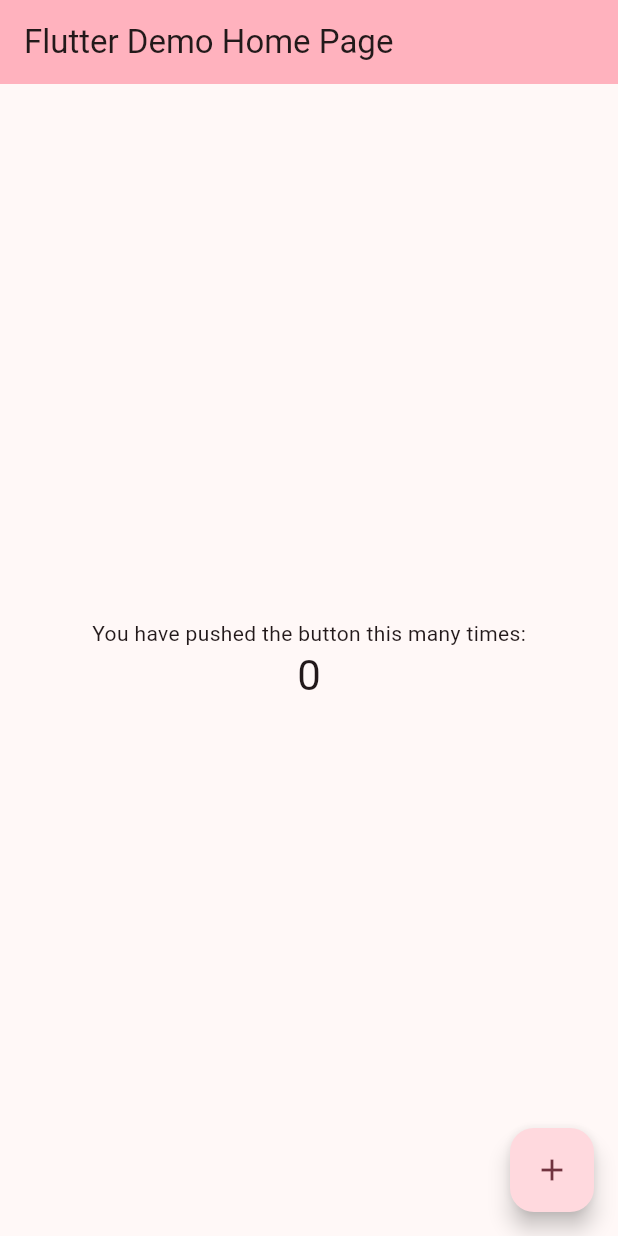
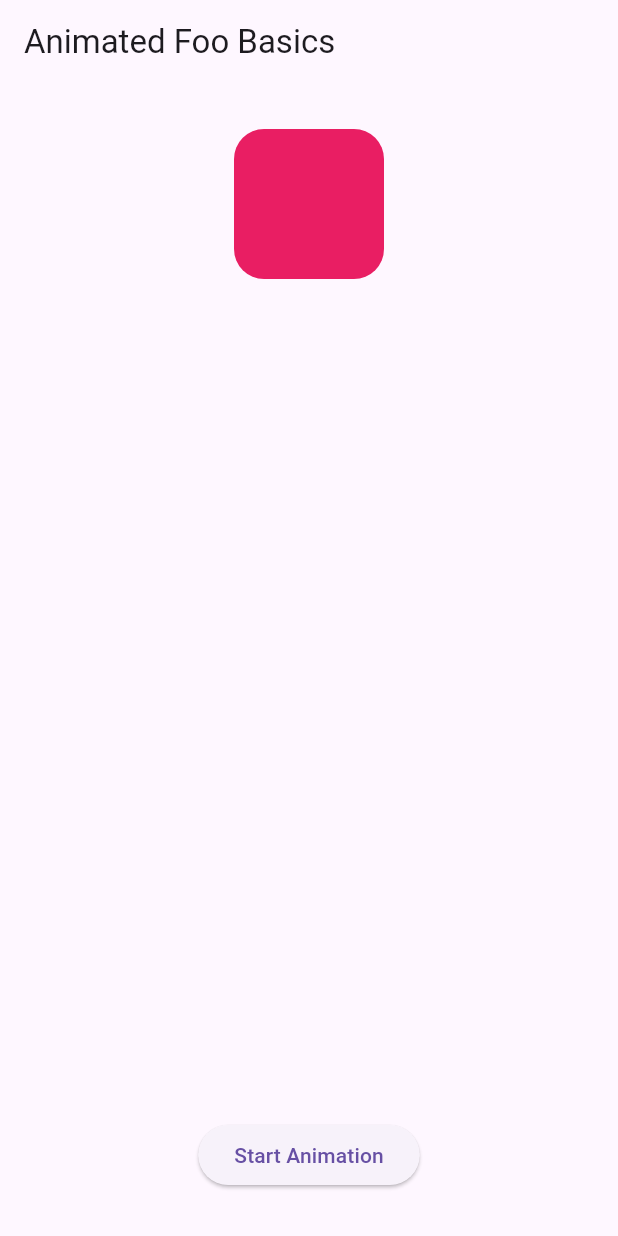
Before and after one commit to AYA837/Animation_tutorial, a Flutter app: the screen it shows after launch, on a phone screen of 412 x 824 dp. Run offline on Flutter 3.47's test engine with Material 3 defaults, Android fonts, the phone set to English and light mode, and no system bars.

Commit message:
added animatedContainer for the first time

```diff
--- /dev/null
+++ b/lib/home_screen.dart
@@ -0,0 +1,68 @@
+import 'package:flutter/material.dart';
+
+class HomeScreen extends StatefulWidget {
+  const HomeScreen({super.key});
+
+  @override
+  _HomeScreenState createState() => _HomeScreenState();
+}
+
+//external functions need to be inside the class always remember that
+
+class _HomeScreenState extends State<HomeScreen> {
+
+  //to control the dimension of the stupid element we built
+  //everytime we press the button the width and height changes depending on what's inside the on pressed changes
+  double _dimension = 100;
+
+  @override
+  Widget build(BuildContext context) {
+    return Scaffold(
+      appBar: AppBar(
+        title: const Text('Animated Foo Basics'),
+      ),
+      body: Center(
+        child: Column(
+          children: [
+            const SizedBox(height: 30),
+            _containerWidget(),
+            const Spacer(),
+            _buttonWidget(),
+            const SizedBox(height: 30),
+          ],
+        ),
+      ),
+    );
+  }
+
+  Widget _containerWidget() {
+    return AnimatedContainer(
+
+      //duration is needed in Animated-element
+      duration:const Duration(milliseconds: 200) ,
+      width: _dimension,
+      height: _dimension,
+      decoration: _getBoxDecoration(),
+
+    );
+  }
+
+   BoxDecoration _getBoxDecoration(){
+      return BoxDecoration(
+        color: Colors.pink,
+       borderRadius: BorderRadius.circular(20),
+      );
+   }
+  //everytime the button is pressed the scafold is rebuilt over again with the new changes
+
+  Widget _buttonWidget() {
+    return ElevatedButton(
+      onPressed: () {
+        setState(() {
+          _dimension = _dimension == 100 ? 200 : 100;
+        });
+      },
+      child: const Text('Start Animation'),
+    );
+  }
+}
--- a/lib/main.dart
+++ b/lib/main.dart
@@ -1,122 +1,19 @@
 import 'package:flutter/material.dart';
+import 'package:my_app/home_screen.dart';
 
 void main() {
-  runApp(const MyApp());
+  runApp(MyApp());
 }
 
 class MyApp extends StatelessWidget {
-  const MyApp({super.key});
-
-  // This widget is the root of your application.
   @override
   Widget build(BuildContext context) {
     return MaterialApp(
-      title: 'Flutter Demo',
+      title: 'My App',
       theme: ThemeData(
-        // This is the theme of your application.
-        //
-        // TRY THIS: Try running your application with "flutter run". You'll see
-        // the application has a purple toolbar. Then, without quitting the app,
-        // try changing the seedColor in the colorScheme below to Colors.green
-        // and then invoke "hot reload" (save your changes or press the "hot
-        // reload" button in a Flutter-supported IDE, or press "r" if you used
-        // the command line to start the app).
-        //
-        // Notice that the counter didn't reset back to zero; the application
-        // state is not lost during the reload. To reset the state, use hot
-        // restart instead.
-        //
-        // This works for code too, not just values: Most code changes can be
-        // tested with just a hot reload.
-        colorScheme: .fromSeed(seedColor: Colors.pink),
+        primarySwatch: Colors.blue,
       ),
-      home: const MyHomePage(title: 'Flutter Demo Home Page'),
+      home: HomeScreen(),
     );
   }
 }
-
-class MyHomePage extends StatefulWidget {
-  const MyHomePage({super.key, required this.title});
-
-  // This widget is the home page of your application. It is stateful, meaning
-  // that it has a State object (defined below) that contains fields that affect
-  // how it looks.
-
-  // This class is the configuration for the state. It holds the values (in this
-  // case the title) provided by the parent (in this case the App widget) and
-  // used by the build method of the State. Fields in a Widget subclass are
-  // always marked "final".
-
-  final String title;
-
-  @override
-  State<MyHomePage> createState() => _MyHomePageState();
-}
-
-class _MyHomePageState extends State<MyHomePage> {
-  int _counter = 0;
-
-  void _incrementCounter() {
-    setState(() {
-      // This call to setState tells the Flutter framework that something has
-      // changed in this State, which causes it to rerun the build method below
-      // so that the display can reflect the updated values. If we changed
-      // _counter without calling setState(), then the build method would not be
-      // called again, and so nothing would appear to happen.
-      _counter++;
-    });
-  }
-
-  @override
-  Widget build(BuildContext context) {
-    // This method is rerun every time setState is called, for instance as done
-    // by the _incrementCounter method above.
-    //
-    // The Flutter framework has been optimized to make rerunning build methods
-    // fast, so that you can just rebuild anything that needs updating rather
-    // than having to individually change instances of widgets.
-    return Scaffold(
-      appBar: AppBar(
-        // TRY THIS: Try changing the color here to a specific color (to
-        // Colors.amber, perhaps?) and trigger a hot reload to see the AppBar
-        // change color while the other colors stay the same.
-        backgroundColor: Theme.of(context).colorScheme.inversePrimary,
-        // Here we take the value from the MyHomePage object that was created by
-        // the App.build method, and use it to set our appbar title.
-        title: Text(widget.title),
-      ),
-      body: Center(
-        // Center is a layout widget. It takes a single child and positions it
-        // in the middle of the parent.
-        child: Column(
-          // Column is also a layout widget. It takes a list of children and
-          // arranges them vertically. By default, it sizes itself to fit its
-          // children horizontally, and tries to be as tall as its parent.
-          //
-          // Column has various properties to control how it sizes itself and
-          // how it positions its children. Here we use mainAxisAlignment to
-          // center the children vertically; the main axis here is the vertical
-          // axis because Columns are vertical (the cross axis would be
-          // horizontal).
-          //
-          // TRY THIS: Invoke "debug painting" (choose the "Toggle Debug Paint"
-          // action in the IDE, or press "p" in the console), to see the
-          // wireframe for each widget.
-          mainAxisAlignment: .center,
-          children: [
-            const Text('You have pushed the button this many times:'),
-            Text(
-              '$_counter',
-              style: Theme.of(context).textTheme.headlineMedium,
-            ),
-          ],
-        ),
-      ),
-      floatingActionButton: FloatingActionButton(
-        onPressed: _incrementCounter,
-        tooltip: 'Increment',
-        child: const Icon(Icons.add),
-      ),
-    );
-  }
-}
```
